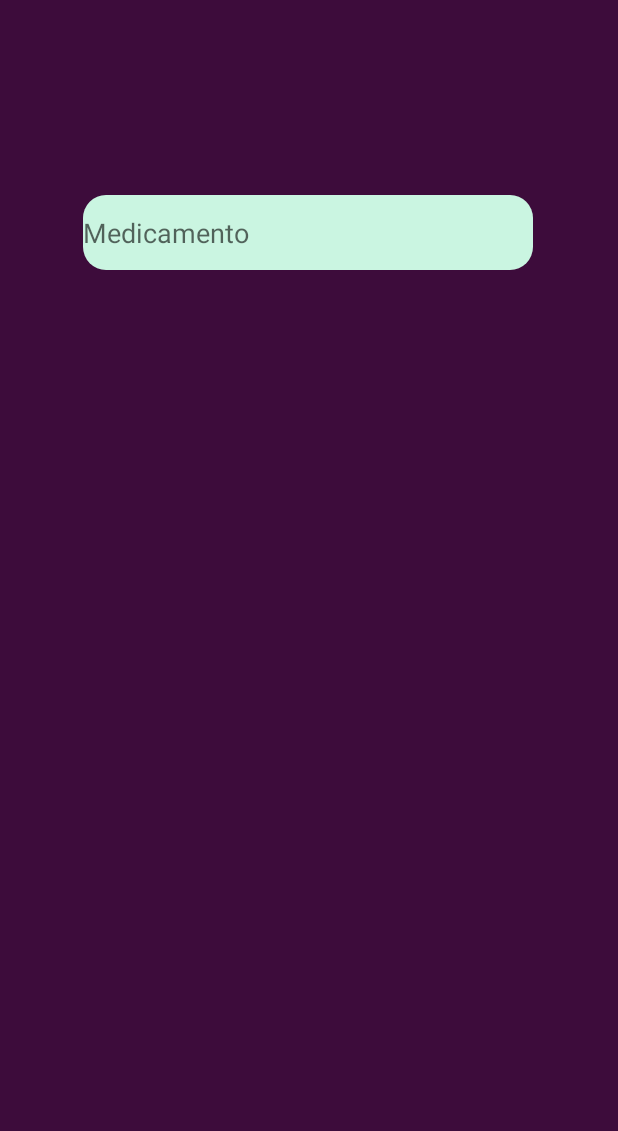
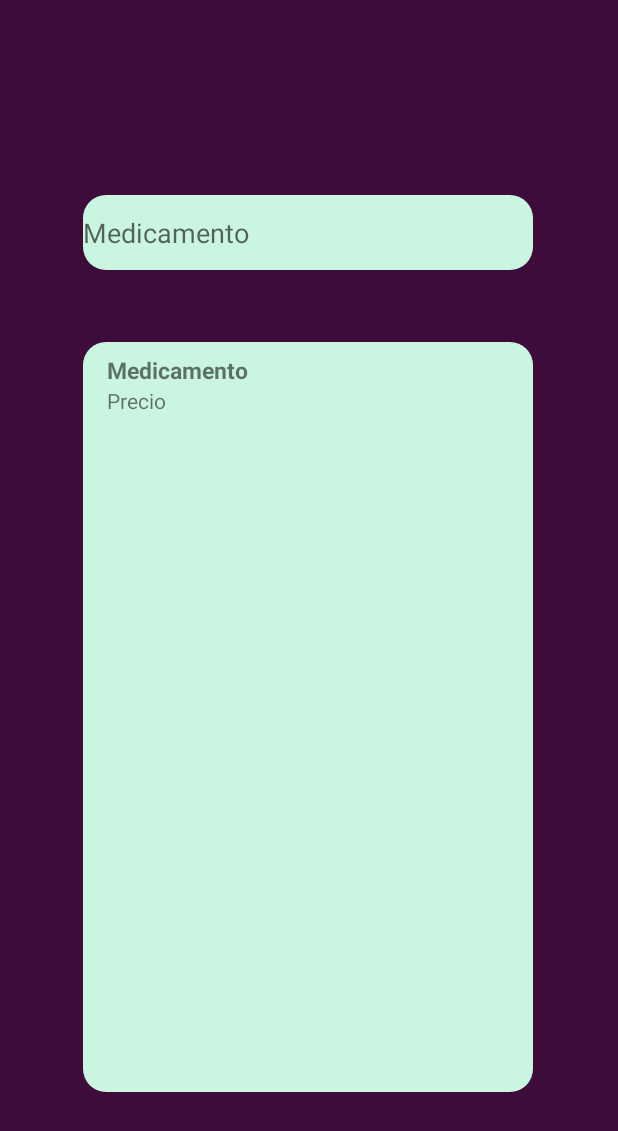
Before and after one commit to srue1834/ProyectoFinal, an Android app: the layout fragment_precios.xml on its own in the app's theme, with its tools: preview values and no code run, on a phone screen of 412 x 824 dp. Shown: the top 1131 px of the screen. Run offline under Robolectric (Android 15) with nearby library versions, the phone set to English and light mode, and no system bars; Roboto replaces fonts that are not available here.

```diff
--- /dev/null
+++ b/app/src/main/java/com/example/proyectofinal/database/User.kt
@@ -0,0 +1,4 @@
+package com.example.proyectofinal.database
+
+class User(val medicamento: String = "",
+            val precio: String = "")
--- a/app/src/main/res/layout/fragment_precios.xml
+++ b/app/src/main/res/layout/fragment_precios.xml
@@ -22,6 +22,18 @@
             app:layout_constraintHorizontal_bias="0.495"
             app:layout_constraintStart_toStartOf="parent" />
 
+        <androidx.recyclerview.widget.RecyclerView
+            android:id="@+id/recyclerView"
+            android:layout_width="300dp"
+            android:layout_height="500dp"
+            android:layout_marginBottom="96dp"
+            android:background="@drawable/cuadrado"
+            tools:listitem="@layout/lista_precios"
+            app:layout_constraintBottom_toBottomOf="parent"
+            app:layout_constraintEnd_toEndOf="parent"
+            app:layout_constraintHorizontal_bias="0.495"
+            app:layout_constraintStart_toStartOf="parent" />
+
 
     </androidx.constraintlayout.widget.ConstraintLayout>
 
--- /dev/null
+++ b/app/src/main/res/layout/lista_precios.xml
@@ -0,0 +1,31 @@
+<?xml version="1.0" encoding="utf-8"?>
+<androidx.constraintlayout.widget.ConstraintLayout
+    xmlns:android="http://schemas.android.com/apk/res/android" android:layout_width="match_parent"
+    android:layout_height="match_parent"
+    android:orientation="horizontal"
+    android:padding="8dp"
+    >
+
+    <LinearLayout
+        android:layout_width="match_parent"
+        android:layout_height="match_parent"
+        android:orientation="vertical">
+
+        <TextView
+            android:id="@+id/medicamento1"
+            android:layout_width="wrap_content"
+            android:layout_height="wrap_content"
+            android:layout_marginStart="8dp"
+            android:textSize="15sp"
+            android:textStyle="bold"
+            android:text="Medicamento" />
+
+        <TextView
+            android:id="@+id/precio1"
+            android:layout_width="wrap_content"
+            android:layout_height="wrap_content"
+            android:layout_marginStart="8dp"
+            android:text="Precio" />
+    </LinearLayout>
+
+</androidx.constraintlayout.widget.ConstraintLayout>
--- a/app/src/main/res/values/strings.xml
+++ b/app/src/main/res/values/strings.xml
@@ -37,7 +37,7 @@
     <string name="dia6"> </string>
     <string name="dia7"> </string>
     <string name="new_notification">Nueva notificación</string>
-    <string name="email" />
+    <string name="email"></string>
 
 
 </resources>
```
Also changed, not shown: app/src/main/java/com/example/proyectofinal/MainActivity.kt (+6 -1 lines), app/src/main/java/com/example/proyectofinal/database/Repositorio.kt (deleted, +0 -26 lines), app/src/main/java/com/example/proyectofinal/database/Usuarios.kt (deleted, +0 -9 lines), app/src/main/java/com/example/proyectofinal/database/UsuariosDao.kt (deleted, +0 -17 lines), app/src/main/java/com/example/proyectofinal/database/UsuariosDatabase.kt (deleted, +0 -29 lines), app/src/main/java/com/example/proyectofinal/fase1/Fase1.kt (+10 -8 lines), app/src/main/java/com/example/proyectofinal/fase1/Fase1ViewModel.kt (deleted, +0 -35 lines), app/src/main/java/com/example/proyectofinal/precios/Precios.kt (+38 -0 lines), app/src/main/java/com/example/proyectofinal/precios/PreciosAdapter.kt (added, +61 -0 lines), app/src/main/res/layout/fragment_fase1.xml (+2 -6 lines).
